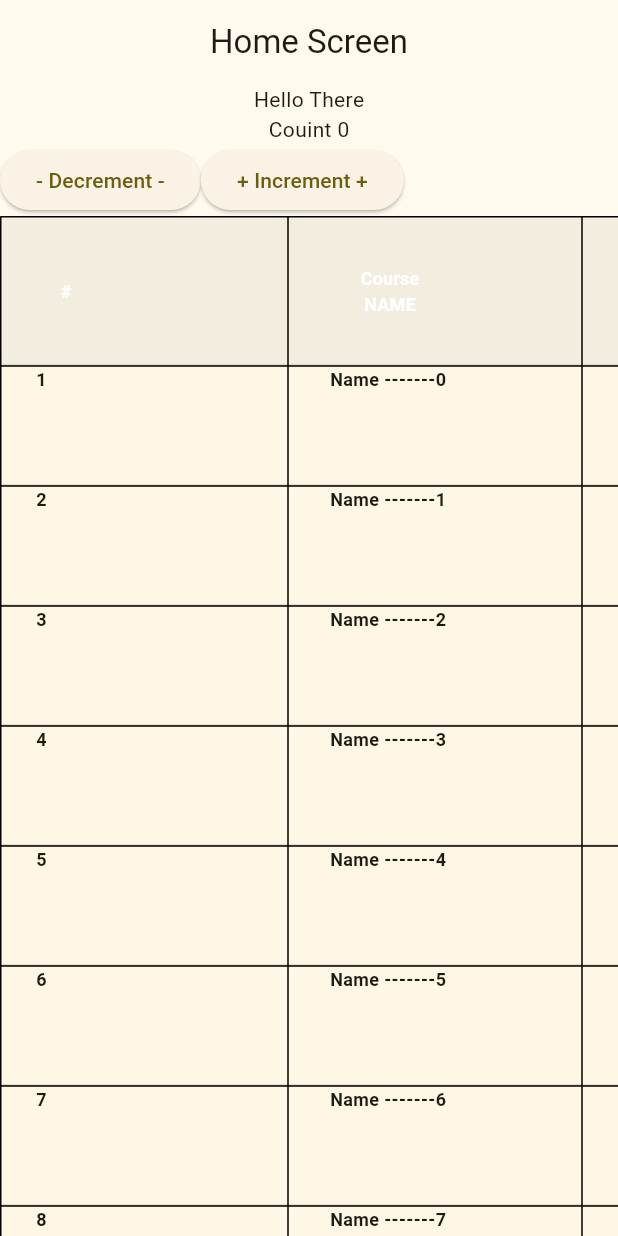
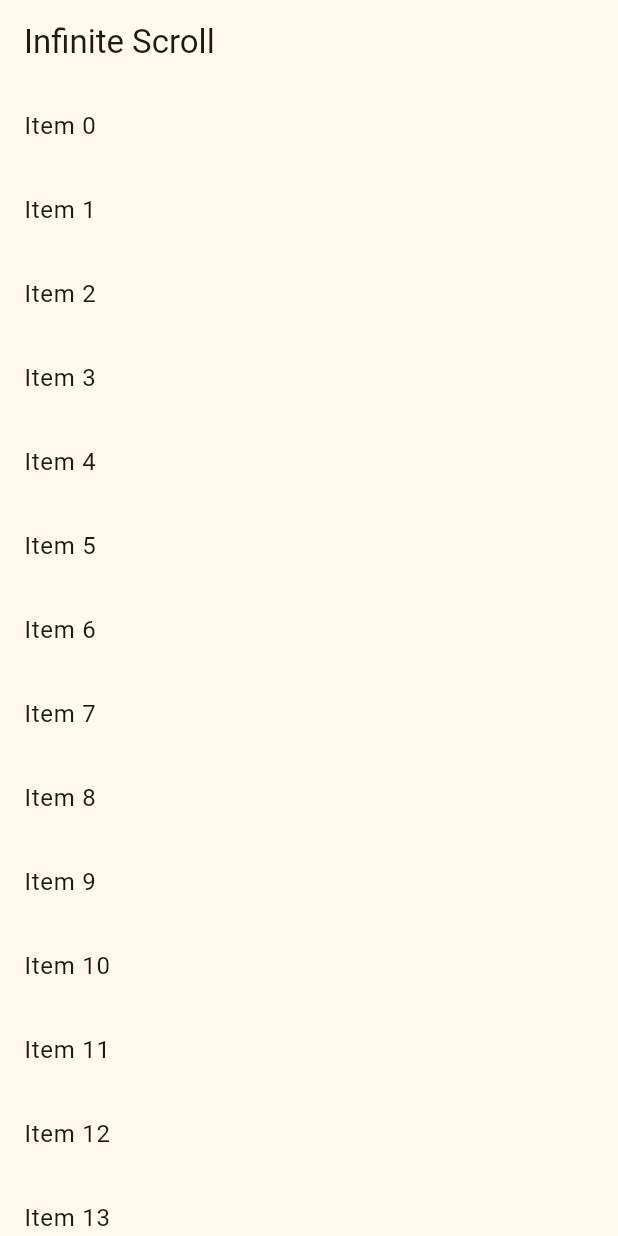
Before and after one commit to jbjason/bloc_practice1, a Flutter app: the screen it shows after launch, on a phone screen of 412 x 824 dp. Run offline on Flutter 3.47's test engine with Material 3 defaults, Android fonts, the phone set to English and light mode, and no system bars; our stand-ins replace bloc, cached_network_image, dio, elegant_notification, flutter_bloc, flutter_screenutil and 3 more; project files that could hold a hidden picture were left out.

Commit message:
infinite_scroll screen added

```diff
--- /dev/null
+++ b/lib/extra feature/infinite_scroll_screen.dart
@@ -0,0 +1,74 @@
+import 'package:bloc_practice1/provider_structure/core/base/base_client.dart';
+import 'package:dio/dio.dart';
+import 'package:flutter/material.dart';
+import 'package:logger/logger.dart';
+
+class InfiniteScrollScreen extends StatefulWidget {
+  const InfiniteScrollScreen({super.key});
+
+  @override
+  State<InfiniteScrollScreen> createState() => _InfiniteScrollScreenState();
+}
+
+class _InfiniteScrollScreenState extends State<InfiniteScrollScreen> {
+  final _controller = ScrollController();
+  final List<String> _items = List.generate(20, (i) => "Item $i");
+  bool _isDataEnded = false;
+
+  @override
+  void initState() {
+    super.initState();
+    _listener();
+    _controller.addListener(_listener);
+  }
+
+  void _listener() async {
+    if(!_controller.hasClients) return;
+    if (_controller.position.pixels == _controller.position.maxScrollExtent) {
+      _fetchData();
+    }
+  }
+
+  Future<void> _fetchData() async {
+    Logger().d(
+        "https://jsonplaceholder.typicode.com/posts?_limit=10&_page=${(_items.length / 10) + 1}");
+    final reuslt = await Dio().get(
+        "https://jsonplaceholder.typicode.com/posts?_limit=10&_page=${(_items.length / 10) + 1}");
+    Logger().i(reuslt.data);
+    if (reuslt.data == null || (reuslt.data as List).length < 10) {
+      _isDataEnded = true;
+    }
+    _items.addAll(
+      (reuslt.data as List).map((e) => e['id'].toString()).toList(),
+    );
+    setState(() {});
+  }
+
+  @override
+  Widget build(BuildContext context) {
+    return Scaffold(
+      appBar: AppBar(
+        title: Text("Infinite Scroll"),
+      ),
+      body: ListView.builder(
+          controller: _controller,
+          itemCount: _items.length + 1,
+          itemBuilder: (context, i) {
+            if (i < _items.length) {
+              return ListTile(title: Text(_items[i]));
+            } else if (_isDataEnded) {
+              return Center(child: Text("No more data!"));
+            } else {
+              return Center(child: const CircularProgressIndicator());
+            }
+          }),
+    );
+  }
+
+  @override
+  void dispose() {
+    _controller.removeListener(_listener);
+    _controller.dispose();
+    super.dispose();
+  }
+}
--- a/lib/main.dart
+++ b/lib/main.dart
@@ -1,5 +1,6 @@
 import 'package:bloc_practice1/bloc_structure/core/cubit/counter_cubit.dart';
 import 'package:bloc_practice1/bloc_structure/home_screen.dart';
+import 'package:bloc_practice1/extra%20feature/infinite_scroll_screen.dart';
 import 'package:flutter/material.dart';
 import 'package:flutter_bloc/flutter_bloc.dart';
 import 'bloc_structure/theme.dart';
@@ -30,7 +31,7 @@ class MyApp extends StatelessWidget {
         title: 'Flutter Demo',
         debugShowCheckedModeBanner: false,
         theme: AppTheme.light(),
-        home: const HomeScreen(),
+        home: const InfiniteScrollScreen(),
       ),
     );
   }
```
